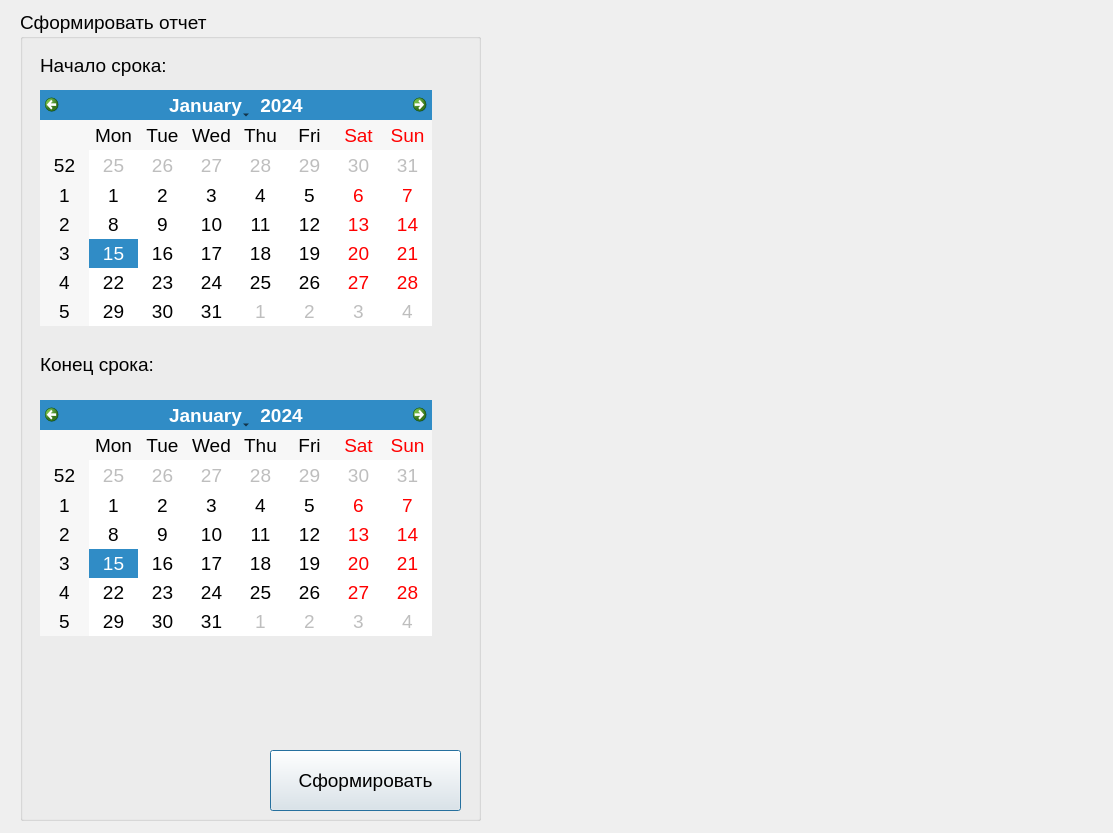
Qt form Form.ui (mishafominih/Accounting) before a commit.
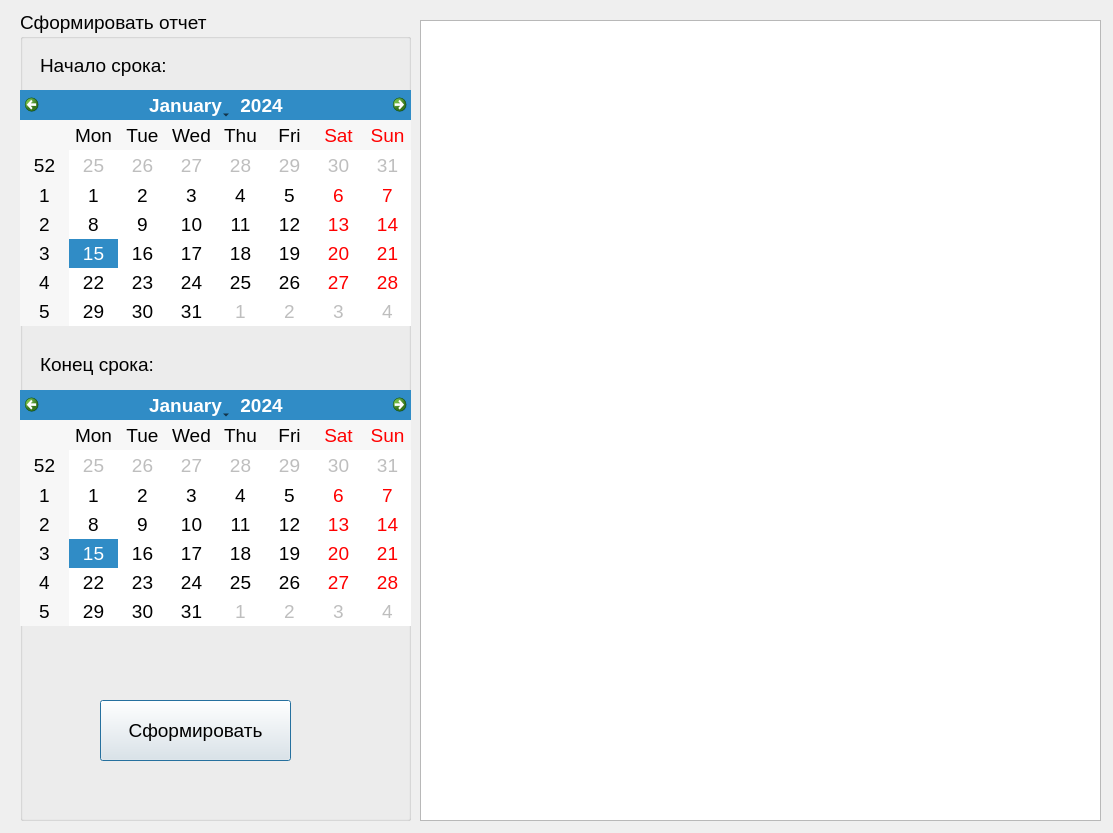
The same form after that commit.

Commit message: добавил форму поиска и реализовал поиск

```diff
--- a/Form.ui
+++ b/Form.ui
@@ -18,7 +18,7 @@
     <rect>
      <x>20</x>
      <y>10</y>
-     <width>461</width>
+     <width>391</width>
      <height>811</height>
     </rect>
    </property>
@@ -33,8 +33,8 @@
    <widget class="QPushButton" name="Form">
     <property name="geometry">
      <rect>
-      <x>250</x>
-      <y>740</y>
+      <x>80</x>
+      <y>690</y>
       <width>191</width>
       <height>61</height>
      </rect>
@@ -72,7 +72,7 @@
    <widget class="QCalendarWidget" name="Start">
     <property name="geometry">
      <rect>
-      <x>20</x>
+      <x>0</x>
       <y>80</y>
       <width>392</width>
       <height>236</height>
@@ -82,14 +82,24 @@
    <widget class="QCalendarWidget" name="End">
     <property name="geometry">
      <rect>
-      <x>20</x>
-      <y>390</y>
+      <x>0</x>
+      <y>380</y>
       <width>392</width>
       <height>236</height>
      </rect>
     </property>
    </widget>
   </widget>
+  <widget class="QTableWidget" name="tableWidget">
+   <property name="geometry">
+    <rect>
+     <x>420</x>
+     <y>20</y>
+     <width>681</width>
+     <height>801</height>
+    </rect>
+   </property>
+  </widget>
  </widget>
  <resources/>
  <connections/>
```
The commit also changes 4 other files.
